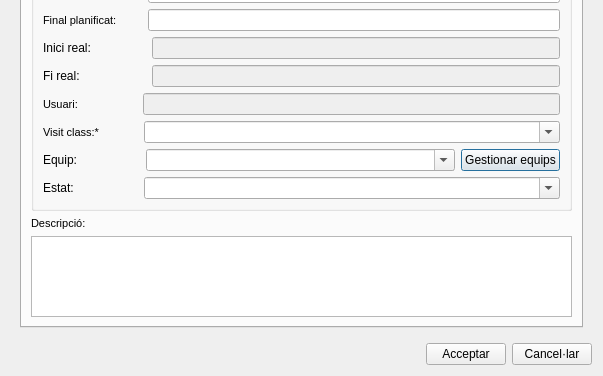
Above: ui/add_lot.ui from Giswater/giswater_qgis_plugin before the change; both pictures show x 0 to 603 and y 284 to 660 of the 603 by 660 pixel window. Below: the same form after it.
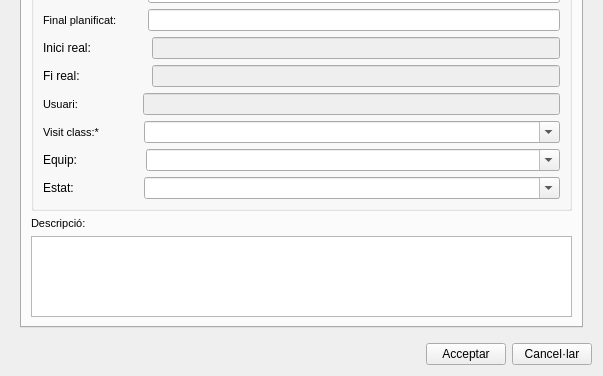
That is the form after the change. Icons and pictures are not drawn.

Commit message: WIP some enhancements on buttons lot

What changed in the file:
```diff
--- a/ui/add_lot.ui
+++ b/ui/add_lot.ui
@@ -474,7 +474,7 @@
               </layout>
              </item>
              <item row="7" column="0">
-              <layout class="QHBoxLayout" name="horizontalLayout_10" stretch="0,0,1,0">
+              <layout class="QHBoxLayout" name="horizontalLayout_10" stretch="0,0,1">
                <item>
                 <widget class="QLabel" name="label">
                  <property name="maximumSize">
@@ -517,13 +517,6 @@
                  </property>
                 </widget>
                </item>
-               <item>
-                <widget class="QPushButton" name="btn_man_team">
-                 <property name="text">
-                  <string>Gestionar equips</string>
-                 </property>
-                </widget>
-               </item>
               </layout>
              </item>
              <item row="1" column="0">
```
The commit also changes 4 other files.
